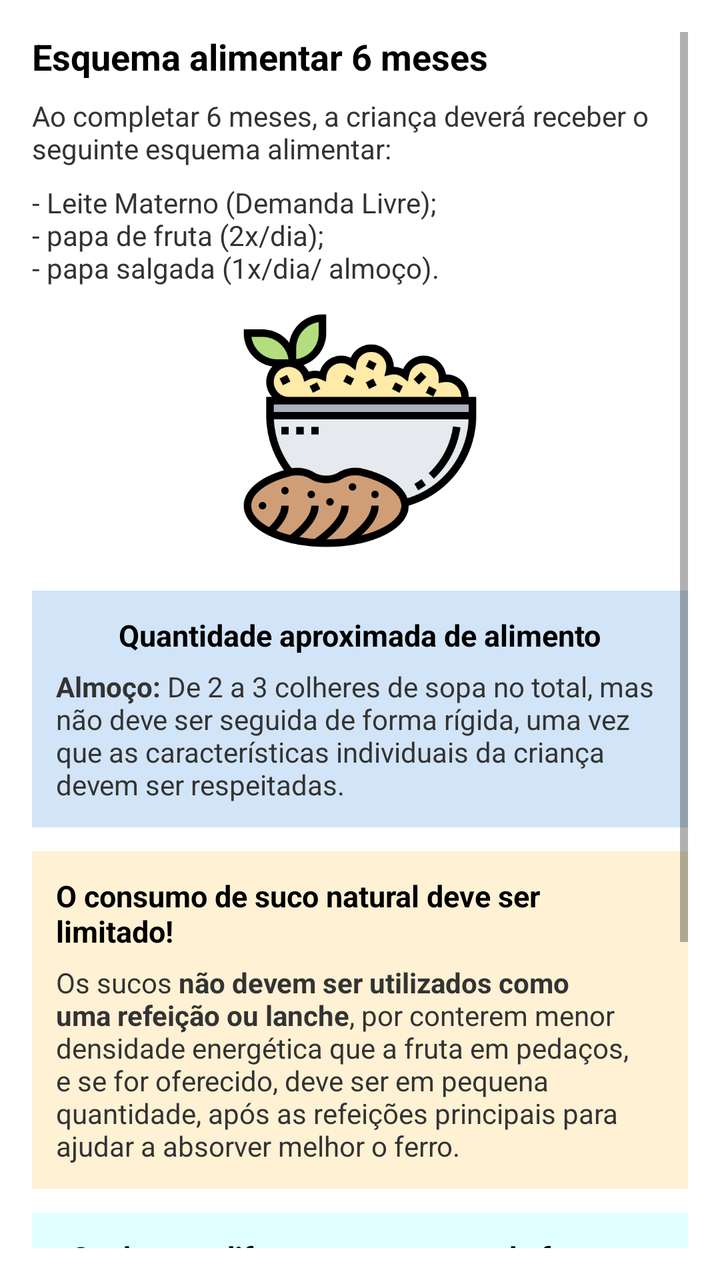
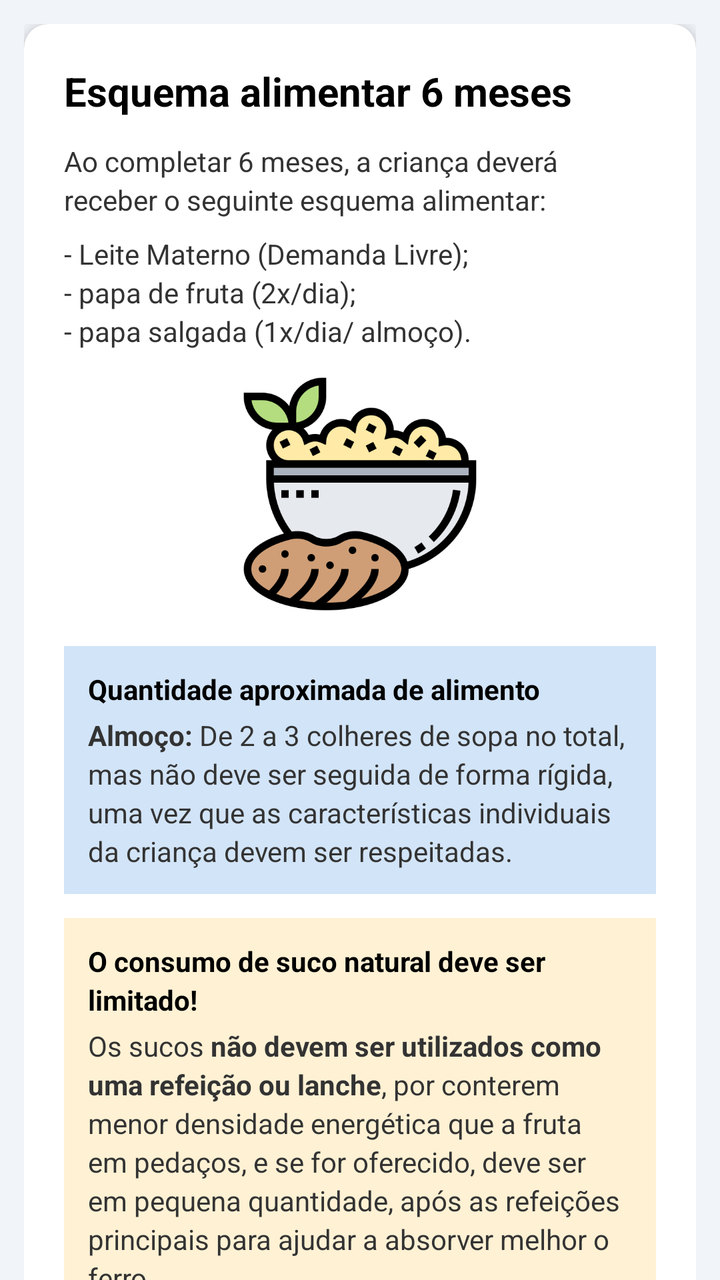

An Android layout rendered at two revisions. The XML below is the earlier revision; the diff shows what the commit changed to produce the second picture.
<!-- AndroidManifest.xml: application theme Theme.NutrirAGente -->
<!-- res/layout/dietary_plan6.xml -->
<?xml version="1.0" encoding="utf-8"?>
<LinearLayout xmlns:android="http://schemas.android.com/apk/res/android"
    xmlns:app="http://schemas.android.com/apk/res-auto"
    android:layout_width="match_parent"
    android:layout_height="match_parent"
    android:orientation="vertical"
    android:background="#FFFFFF">



    
    <ScrollView
        android:layout_width="match_parent"
        android:layout_height="match_parent"
        android:padding="16dp">

        <LinearLayout
            android:layout_width="match_parent"
            android:layout_height="wrap_content"
            android:orientation="vertical">

            
            <TextView
                android:layout_width="wrap_content"
                android:layout_height="wrap_content"
                android:layout_marginBottom="8dp"
                android:text="@string/scheme_title"
                android:textColor="#000000"
                android:textSize="18sp"
                android:textStyle="bold" />

            
            <TextView
                android:layout_width="wrap_content"
                android:layout_height="wrap_content"
                android:layout_marginBottom="8dp"
                android:text="@string/intro_text"
                android:textColor="#333333"
                android:textSize="14sp" />

            
            <TextView
                android:layout_width="wrap_content"
                android:layout_height="wrap_content"
                android:layout_marginBottom="12dp"
                android:text="@string/items_list"
                android:textColor="#333333"
                android:textSize="14sp" />

            
            <ImageView
                android:layout_width="120dp"
                android:layout_height="120dp"
                android:layout_gravity="center"
                android:layout_marginBottom="16dp"
                android:contentDescription="@string/img_desc"
                android:src="@drawable/pure_batata" />

            
            <LinearLayout
                android:layout_width="match_parent"
                android:layout_height="wrap_content"
                android:layout_marginTop="4dp"
                android:layout_marginBottom="12dp"
                android:background="#D2E4F7"
                android:orientation="vertical"
                android:padding="12dp">

                <TextView
                    android:layout_width="wrap_content"
                    android:layout_height="wrap_content"
                    android:layout_marginBottom="6dp"
                    android:text="@string/blue_card_title"
                    android:textColor="#000000"
                    android:textSize="15sp"
                    android:textStyle="bold"
                    android:layout_gravity="center_horizontal"
                    />

                <TextView
                    android:layout_width="wrap_content"
                    android:layout_height="wrap_content"
                    android:text="@string/blue_card_text"
                    android:textColor="#333333"
                    android:textSize="14sp" />
            </LinearLayout>

            
            <LinearLayout
                android:layout_width="match_parent"
                android:layout_height="wrap_content"
                android:layout_marginBottom="12dp"
                android:background="#FFF1D4"
                android:orientation="vertical"
                android:padding="12dp">

                <TextView
                    android:layout_width="wrap_content"
                    android:layout_height="wrap_content"
                    android:layout_marginBottom="6dp"
                    android:text="@string/yellow_card_title"
                    android:textColor="#000000"
                    android:textSize="15sp"
                    android:textStyle="bold"
                    android:layout_gravity="center_horizontal"
                    />

                <TextView
                    android:layout_width="wrap_content"
                    android:layout_height="wrap_content"
                    android:text="@string/text6m"
                    android:textColor="#333333"
                    android:textSize="14sp" />
            </LinearLayout>

            
            <LinearLayout
                android:layout_width="match_parent"
                android:layout_height="wrap_content"
                android:layout_marginBottom="12dp"
                android:background="#E0FFFF"
                android:orientation="vertical"
                android:padding="12dp">

                <TextView
                    android:layout_width="wrap_content"
                    android:layout_height="wrap_content"
                    android:layout_marginBottom="6dp"
                    android:text="@string/cian_card_title"
                    android:textColor="#000000"
                    android:textSize="15sp"
                    android:textStyle="bold"
                    android:gravity="center"

                    />

                <TextView
                    android:layout_width="wrap_content"
                    android:layout_height="wrap_content"
                    android:text="@string/papa_de_fruta"
                    android:textColor="#333333"
                    android:textSize="14sp" />

                 <TextView
                    android:layout_width="wrap_content"
                    android:layout_height="wrap_content"
                    android:text="@string/papa_salgada"
                    android:textColor="#333333"
                    android:textSize="14sp" />
            </LinearLayout>

        </LinearLayout>
    </ScrollView>
</LinearLayout>
<!-- resources referenced by this layout -->
<resources>
  <!-- unchanged entries left out for length: 19 -->
</resources>

<!-- the commit's change to res/layout/dietary_plan6.xml (unified diff, before → after) -->
@@ -1,154 +1,98 @@
 <?xml version="1.0" encoding="utf-8"?>
-<LinearLayout xmlns:android="http://schemas.android.com/apk/res/android"
+<androidx.coordinatorlayout.widget.CoordinatorLayout
+    xmlns:android="http://schemas.android.com/apk/res/android"
     xmlns:app="http://schemas.android.com/apk/res-auto"
     android:layout_width="match_parent"
     android:layout_height="match_parent"
-    android:orientation="vertical"
-    android:background="#FFFFFF">
+    android:background="@color/gray">
 
+    <com.google.android.material.appbar.AppBarLayout
+        android:layout_width="match_parent"
+        android:layout_height="wrap_content"
+        android:background="@color/blue_toolbar"
+        app:elevation="@dimen/appbar_elevation" />
 
-
-    
-    <ScrollView
+    <androidx.core.widget.NestedScrollView
         android:layout_width="match_parent"
         android:layout_height="match_parent"
-        android:padding="16dp">
+        app:layout_behavior="@string/appbar_scrolling_view_behavior">
 
-        <LinearLayout
-            android:layout_width="match_parent"
-            android:layout_height="wrap_content"
-            android:orientation="vertical">
+        <LinearLayout style="@style/LinearContainer">
 
-            
-            <TextView
-                android:layout_width="wrap_content"
-                android:layout_height="wrap_content"
-                android:layout_marginBottom="8dp"
-                android:text="@string/scheme_title"
-                android:textColor="#000000"
-                android:textSize="18sp"
-                android:textStyle="bold" />
+            <androidx.cardview.widget.CardView style="@style/CardNutrir">
 
-            
-            <TextView
-                android:layout_width="wrap_content"
-                android:layout_height="wrap_content"
-                android:layout_marginBottom="8dp"
-                android:text="@string/intro_text"
-                android:textColor="#333333"
-                android:textSize="14sp" />
+                <LinearLayout style="@style/CardContent">
 
-            
-            <TextView
-                android:layout_width="wrap_content"
-                android:layout_height="wrap_content"
-                android:layout_marginBottom="12dp"
-                android:text="@string/items_list"
-                android:textColor="#333333"
-                android:textSize="14sp" />
+                    
+                    <TextView
+                        style="@style/TextTitle"
+                        android:text="@string/scheme_title" />
 
-            
-            <ImageView
-                android:layout_width="120dp"
-                android:layout_height="120dp"
-                android:layout_gravity="center"
-                android:layout_marginBottom="16dp"
-                android:contentDescription="@string/img_desc"
-                android:src="@drawable/pure_batata" />
+                    
+                    <TextView
+                        style="@style/TextBodySmall"
+                        android:layout_marginBottom="@dimen/spacing_sm"
+                        android:text="@string/intro_text" />
 
-            
-            <LinearLayout
-                android:layout_width="match_parent"
-                android:layout_height="wrap_content"
-                android:layout_marginTop="4dp"
-                android:layout_marginBottom="12dp"
-                android:background="#D2E4F7"
-                android:orientation="vertical"
-                android:padding="12dp">
+                    
+                    <TextView
+                        style="@style/TextBodySmall"
+                        android:layout_marginBottom="@dimen/spacing_md"
+                        android:text="@string/items_list" />
 
-                <TextView
-                    android:layout_width="wrap_content"
-                    android:layout_height="wrap_content"
-                    android:layout_marginBottom="6dp"
-                    android:text="@string/blue_card_title"
-                    android:textColor="#000000"
-                    android:textSize="15sp"
-                    android:textStyle="bold"
-                    android:layout_gravity="center_horizontal"
-                    />
+                    
+                    <ImageView
+                        android:layout_width="@dimen/image_size_xs"
+                        android:layout_height="@dimen/image_size_xs"
+                        android:layout_gravity="center"
+                        android:layout_marginBottom="@dimen/spacing_lg"
+                        android:contentDescription="@string/img_desc"
+                        android:src="@drawable/pure_batata" />
 
-                <TextView
-                    android:layout_width="wrap_content"
-                    android:layout_height="wrap_content"
-                    android:text="@string/blue_card_text"
-                    android:textColor="#333333"
-                    android:textSize="14sp" />
-            </LinearLayout>
+                    
+                    <LinearLayout style="@style/SchemeBoxBlue">
 
-            
-            <LinearLayout
-                android:layout_width="match_parent"
-                android:layout_height="wrap_content"
-                android:layout_marginBottom="12dp"
-                android:background="#FFF1D4"
-                android:orientation="vertical"
-                android:padding="12dp">
+                        <TextView
+                            style="@style/SchemeTitle"
+                            android:text="@string/blue_card_title" />
 
-                <TextView
-                    android:layout_width="wrap_content"
-                    android:layout_height="wrap_content"
-                    android:layout_marginBottom="6dp"
-                    android:text="@string/yellow_card_title"
-                    android:textColor="#000000"
-                    android:textSize="15sp"
-                    android:textStyle="bold"
-                    android:layout_gravity="center_horizontal"
-                    />
+                        <TextView
+                            style="@style/TextBodySmall"
+                            android:text="@string/blue_card_text" />
+                    </LinearLayout>
 
-                <TextView
-                    android:layout_width="wrap_content"
-                    android:layout_height="wrap_content"
-                    android:text="@string/text6m"
-                    android:textColor="#333333"
-                    android:textSize="14sp" />
-            </LinearLayout>
+                    
+                    <LinearLayout style="@style/SchemeBoxYellow">
 
-            
-            <LinearLayout
-                android:layout_width="match_parent"
-                android:layout_height="wrap_content"
-                android:layout_marginBottom="12dp"
-                android:background="#E0FFFF"
-                android:orientation="vertical"
-                android:padding="12dp">
+                        <TextView
+                            style="@style/SchemeTitle"
+                            android:text="@string/yellow_card_title" />
 
-                <TextView
-                    android:layout_width="wrap_content"
-                    android:layout_height="wrap_content"
-                    android:layout_marginBottom="6dp"
-                    android:text="@string/cian_card_title"
-                    android:textColor="#000000"
-                    android:textSize="15sp"
-                    android:textStyle="bold"
-                    android:gravity="center"
+                        <TextView
+                            style="@style/TextBodySmall"
+                            android:text="@string/text6m" />
+                    </LinearLayout>
 
-                    />
+                    
+                    <LinearLayout style="@style/SchemeBoxCyan">
 
-                <TextView
-                    android:layout_width="wrap_content"
-                    android:layout_height="wrap_content"
-                    android:text="@string/papa_de_fruta"
-                    android:textColor="#333333"
-                    android:textSize="14sp" />
+                        <TextView
+                            style="@style/SchemeTitle"
+                            android:text="@string/cian_card_title" />
 
-                 <TextView
-                    android:layout_width="wrap_content"
-                    android:layout_height="wrap_content"
-                    android:text="@string/papa_salgada"
-                    android:textColor="#333333"
-                    android:textSize="14sp" />
-            </LinearLayout>
+                        <TextView
+                            style="@style/TextBodySmall"
+                            android:text="@string/papa_de_fruta" />
+
+                        <TextView
+                            style="@style/TextBodySmall"
+                            android:text="@string/papa_salgada" />
+                    </LinearLayout>
+
+                </LinearLayout>
+            </androidx.cardview.widget.CardView>
 
         </LinearLayout>
-    </ScrollView>
-</LinearLayout>
+    </androidx.core.widget.NestedScrollView>
+
+</androidx.coordinatorlayout.widget.CoordinatorLayout>
<!-- resource entries referenced after the edit -->
@@ -1,5 +1,90 @@
 <!-- resources referenced by this layout -->
 <resources>
+  <color name="gray">#F1F4F8</color>
+  <dimen name="appbar_elevation">12dp</dimen>
+  <dimen name="image_size_xs">120dp</dimen>
+  <dimen name="spacing_lg">16dp</dimen>
+  <dimen name="spacing_md">12dp</dimen>
+  <dimen name="spacing_sm">8dp</dimen>
+  <style name="CardContent">
+          <item name="android:layout_width">match_parent</item>
+          <item name="android:layout_height">wrap_content</item>
+          <item name="android:orientation">vertical</item>
+          <item name="android:padding">@dimen/padding_xl</item>
+      </style>
+  <style name="CardNutrir">
+          <item name="android:layout_width">match_parent</item>
+          <item name="android:layout_height">wrap_content</item>
+          <item name="android:layout_marginBottom">@dimen/card_margin_bottom</item>
+          <item name="cardCornerRadius">@dimen/card_radius</item>
+          <item name="cardElevation">@dimen/card_elevation</item>
+      </style>
+  <style name="LinearContainer">
+          <item name="android:layout_width">match_parent</item>
+          <item name="android:layout_height">wrap_content</item>
+          <item name="android:orientation">vertical</item>
+          <item name="android:padding">@dimen/padding_md</item>
+      </style>
+  <style name="SchemeBoxBlue" parent="SchemeBox">
+          <item name="android:background">@color/box_blue</item>
+      </style>
+  <style name="SchemeBoxCyan" parent="SchemeBox">
+          <item name="android:background">@color/box_cyan</item>
+      </style>
+  <style name="SchemeBoxYellow" parent="SchemeBox">
+          <item name="android:background">@color/box_yellow</item>
+      </style>
+  <style name="SchemeTitle" parent="TextBodySmall">
+          <item name="android:textStyle">bold</item>
+          <item name="android:textColor">@color/text_bold</item>
+          <item name="android:layout_gravity">center_horizontal</item>
+          <item name="android:layout_marginBottom">@dimen/spacing_xs</item>
+      </style>
+  <style name="TextBodySmall" parent="TextBody">
+          <item name="android:textSize">@dimen/text_size_sm</item>
+      </style>
+  <style name="TextTitle" parent="TextAppearance.Nutrir">
+          <item name="android:layout_width">wrap_content</item>
+          <item name="android:layout_height">wrap_content</item>
+          <item name="android:textSize">@dimen/text_size_xl</item>
+          <item name="android:textStyle">bold</item>
+          <item name="android:textColor">@color/text_bold</item>
+          <item name="android:layout_marginBottom">@dimen/spacing_md</item>
+      </style>
+  <dimen name="padding_xl">20dp</dimen>
+  <dimen name="card_margin_bottom">16dp</dimen>
+  <dimen name="card_radius">12dp</dimen>
+  <dimen name="card_elevation">4dp</dimen>
+  <dimen name="padding_md">12dp</dimen>
+  <style name="SchemeBox">
+          <item name="android:layout_width">match_parent</item>
+          <item name="android:layout_height">wrap_content</item>
+          <item name="android:orientation">vertical</item>
+          <item name="android:layout_marginBottom">@dimen/spacing_md</item>
+          <item name="android:padding">@dimen/padding_md</item>
+      </style>
+  <color name="box_blue">#D2E4F7</color>
+  <color name="box_cyan">#E0FFFF</color>
+  <color name="box_yellow">#FFF1D4</color>
+  <color name="text_bold">#000000</color>
+  <dimen name="spacing_xs">4dp</dimen>
+  <style name="TextBody" parent="TextAppearance.Nutrir">
+          <item name="android:layout_width">match_parent</item>
+          <item name="android:layout_height">wrap_content</item>
+          <item name="android:textSize">@dimen/text_size_md</item>
+          <item name="android:lineSpacingExtra">@dimen/line_spacing_sm</item>
+          <item name="android:textColor">@color/color_text_black</item>
+      </style>
+  <dimen name="text_size_sm">14sp</dimen>
+  <style name="TextAppearance.Nutrir" parent="TextAppearance.AppCompat">
+          <item name="android:textColor">@color/text_primary</item>
+          <item name="android:lineSpacingExtra">@dimen/line_spacing_sm</item>
+      </style>
+  <dimen name="text_size_xl">20sp</dimen>
+  <dimen name="text_size_md">16sp</dimen>
+  <dimen name="line_spacing_sm">3dp</dimen>
+  <color name="color_text_black">#333333</color>
+  <color name="text_primary">#2B2B2B</color>
   <!-- unchanged entries left out for length: 19 -->
 </resources>
 
